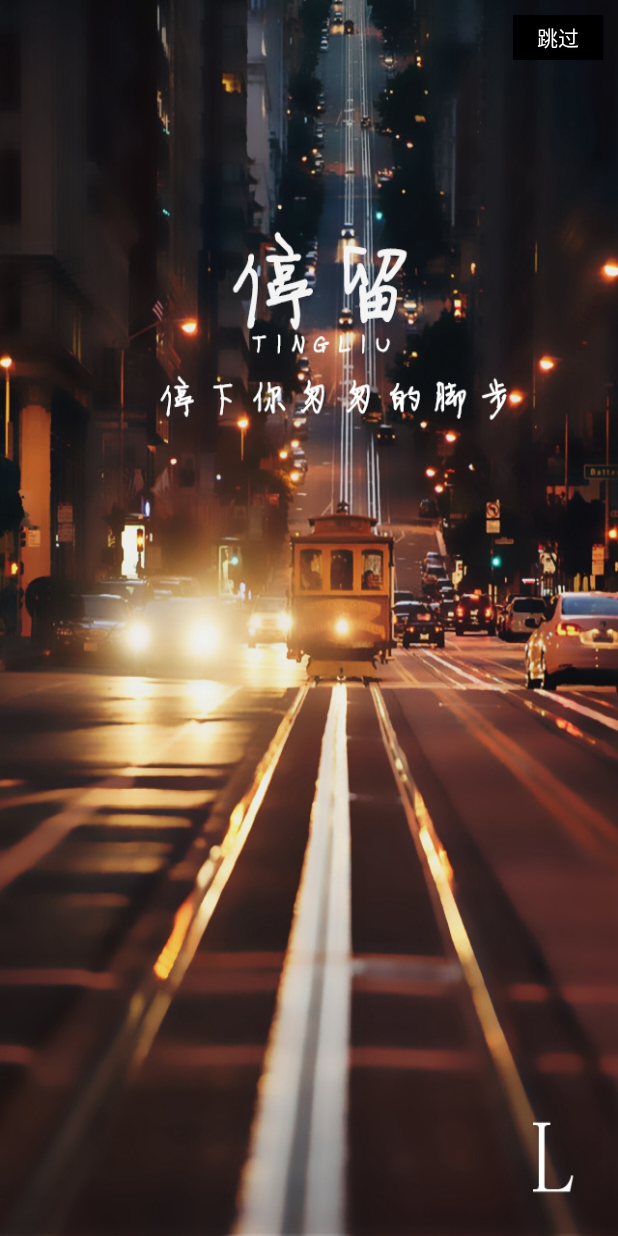
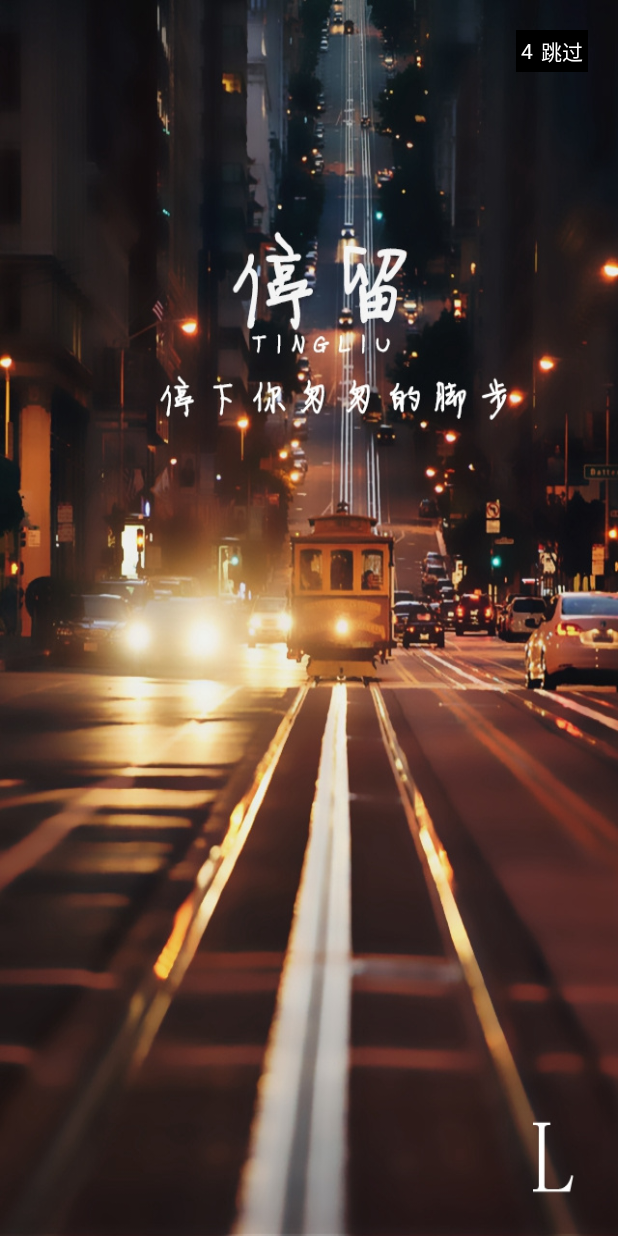
Before and after one commit to allenwithcj/ZXMS, an Android app: the first screen one second after launch (WelcomeActivity), on a phone screen of 412 x 824 dp. Run offline under Robolectric (Android 15) with nearby library versions, the phone set to English and light mode, and no system bars; our stand-ins replace ButterKnife, CircleImageView; libraries missing offline, so code that uses them is left out: com.baidu.location, com.baidu.mapapi; pictures from the network do not load; 6 statements that could not run were skipped.

Commit message:
添加bindview

```diff
--- a/app/src/main/java/com/zxms/CityActivity.java
+++ b/app/src/main/java/com/zxms/CityActivity.java
@@ -123,7 +123,7 @@ public class CityActivity extends BaseActivity implements View.OnClickListener {
         choice_city_name = (TextView) headView.findViewById(R.id.choice_city_name);
         btn_city_name.setOnClickListener(this);
 
-        locationCity = Constants.locationCity;
+        locationCity = Constants.LOCATIONCITY;
         if (!"".equals(locationCity) || !TextUtils.isEmpty(locationCity)) {
             choice_city_name.setText(locationCity);
         }
@@ -283,7 +283,7 @@ public class CityActivity extends BaseActivity implements View.OnClickListener {
 
     private void choiceCity(String city) {
         if (!TextUtils.isEmpty(city) || !"".equals(city)) {
-            Constants.locationCity = city;
+            Constants.LOCATIONCITY = city;
             Intent intent = new Intent();
             intent.putExtra("city", city);
             setResult(HomePageFragment.LOCAL_CITY, intent);
@@ -416,7 +416,7 @@ public class CityActivity extends BaseActivity implements View.OnClickListener {
 
     @Override
     public void setStatusBarColor() {
-        StatusBarUtil.setColor(this,getResources().getColor(Constants.mColor),0);
+        StatusBarUtil.setColor(this,getResources().getColor(Constants.COLOR),0);
     }
 
 }
--- a/app/src/main/java/com/zxms/ClipImageActivity.java
+++ b/app/src/main/java/com/zxms/ClipImageActivity.java
@@ -63,7 +63,7 @@ public class ClipImageActivity extends BaseActivity implements View.OnClickListe
             Log.e("android", "zoomedCropBitmap == null");
             return;
         }
-        Uri mSaveUri = Uri.fromFile(new File(getCacheDir(), Constants.userName + ".jpg"));
+        Uri mSaveUri = Uri.fromFile(new File(getCacheDir(), Constants.USERNAME + ".jpg"));
         if (mSaveUri != null) {
             OutputStream outputStream = null;
             try {
@@ -106,6 +106,6 @@ public class ClipImageActivity extends BaseActivity implements View.OnClickListe
 
     @Override
     public void setStatusBarColor() {
-        StatusBarUtil.setColor(this,getResources().getColor(Constants.mColor),0);
+        StatusBarUtil.setColor(this,getResources().getColor(Constants.COLOR),0);
     }
 }
--- a/app/src/main/java/com/zxms/LoginActivity.java
+++ b/app/src/main/java/com/zxms/LoginActivity.java
@@ -113,6 +113,6 @@ public class LoginActivity extends BaseActivity implements View.OnClickListener
 
     @Override
     public void setStatusBarColor() {
-        StatusBarUtil.setColor(this,getResources().getColor(Constants.mColor),0);
+        StatusBarUtil.setColor(this,getResources().getColor(Constants.COLOR),0);
     }
 }
--- a/app/src/main/java/com/zxms/MainActivity.java
+++ b/app/src/main/java/com/zxms/MainActivity.java
@@ -200,7 +200,7 @@ public class MainActivity extends BaseActivity implements View.OnClickListener {
                 Toast.makeText(context, "再按一次退出程序", Toast.LENGTH_SHORT).show();
                 exitTime = System.currentTimeMillis();
             } else {
-                Constants.isLogin = false;
+                Constants.ISLOGIN = false;
                 ActivityControl.finishAll();
             }
         }
@@ -305,6 +305,6 @@ public class MainActivity extends BaseActivity implements View.OnClickListener {
 
     @Override
     public void setStatusBarColor() {
-        StatusBarUtil.setColor(this,getResources().getColor(Constants.mColor),0);
+        StatusBarUtil.setColor(this,getResources().getColor(Constants.COLOR),0);
     }
 }
--- a/app/src/main/java/com/zxms/PicSelectorActivity.java
+++ b/app/src/main/java/com/zxms/PicSelectorActivity.java
@@ -56,6 +56,6 @@ public class PicSelectorActivity extends BaseActivity {
 
     @Override
     public void setStatusBarColor() {
-        StatusBarUtil.setColor(this,getResources().getColor(Constants.mColor),0);
+        StatusBarUtil.setColor(this,getResources().getColor(Constants.COLOR),0);
     }
 }
--- a/app/src/main/java/com/zxms/WelcomeActivity.java
+++ b/app/src/main/java/com/zxms/WelcomeActivity.java
@@ -7,8 +7,9 @@ import android.os.Bundle;
 import android.os.Handler;
 import android.support.design.widget.CoordinatorLayout;
 import android.view.View;
-import android.widget.Button;
 import android.widget.ImageView;
+import android.widget.LinearLayout;
+import android.widget.TextView;
 
 import com.zxms.utils.AsyncImageLoader;
 import com.zxms.utils.Constants;
@@ -22,14 +23,18 @@ import butterknife.OnClick;
 public class WelcomeActivity extends BaseActivity implements View.OnClickListener {
     @BindView(R.id.adv_img)
     ImageView mAdvImg;
-    @BindView(R.id.jump)
-    Button mJump;
     @BindView(R.id.view_need_offset)
     CoordinatorLayout mViewNeedOffset;
+    @BindView(R.id.second)
+    TextView mSecond;
+    @BindView(R.id.jump)
+    LinearLayout mJump;
 
     private String url = "http://img.hb.aicdn.com/bfa96d9facdde0a37f25ed66e5e0f70a87b6a7505fe0c-sXwrB0_fw658";
     private Context context;
     private AsyncImageLoader asyncImageLoader;
+    private int seconds = 5;
+    private Handler mHandler = new Handler();
 
 
     @Override
@@ -39,6 +44,7 @@ public class WelcomeActivity extends BaseActivity implements View.OnClickListene
         ButterKnife.bind(this);
         context = WelcomeActivity.this;
         asyncImageLoader = new AsyncImageLoader();
+        mSecond.setText(String.valueOf(seconds));
         showAdvertImg();
 
     }
@@ -50,23 +56,31 @@ public class WelcomeActivity extends BaseActivity implements View.OnClickListene
                 if (imageDrawable != null) {
                     mJump.setVisibility(View.VISIBLE);
                     mAdvImg.setBackgroundDrawable(imageDrawable);
-                    new Handler().postDelayed(new Runnable() {
-                        @Override
-                        public void run() {
-                            jump();
-                        }
-                    }, Constants.TIME);
-                }else{
+                } else {
                     mJump.setVisibility(View.VISIBLE);
                     mAdvImg.setBackgroundDrawable(getResources().getDrawable(R.drawable.welcome));
                 }
+                mHandler.postDelayed(runnable, Constants.ONESECOND);
             }
         });
 
     }
 
+    Runnable runnable = new Runnable() {
+        @Override
+        public void run() {
+            seconds --;
+            mHandler.postDelayed(this,Constants.ONESECOND);
+            if(seconds == 0){
+                jump();
+            }else{
+                mSecond.setText(String.valueOf(seconds));
+            }
+        }
+    };
 
-    @OnClick({R.id.jump})
+
+    @OnClick(R.id.jump)
     public void onClick(View v) {
         switch (v.getId()) {
             case R.id.jump:
@@ -76,6 +90,7 @@ public class WelcomeActivity extends BaseActivity implements View.OnClickListene
     }
 
     private void jump() {
+        mHandler.removeCallbacks(runnable);
         Intent intent = new Intent();
         intent.setClass(context, MainActivity.class);
         startActivity(intent);
@@ -84,6 +99,6 @@ public class WelcomeActivity extends BaseActivity implements View.OnClickListene
 
     @Override
     public void setStatusBarColor() {
-        StatusBarUtil.setTranslucentForImageView(this,0,mViewNeedOffset);
+        StatusBarUtil.setTranslucentForImageView(this, 0, mViewNeedOffset);
     }
 }
--- a/app/src/main/java/com/zxms/fragment/HomePageFragment.java
+++ b/app/src/main/java/com/zxms/fragment/HomePageFragment.java
@@ -614,7 +614,7 @@ public class HomePageFragment extends Fragment implements
         public void onReceiveLocation(BDLocation location) {
             if (null != location && location.getLocType() != BDLocation.TypeServerError) {
                 localCity = location.getCity();
-                Constants.locationCity = localCity;
+                Constants.LOCATIONCITY = localCity;
                 handler.sendMessage(handler.obtainMessage(0, localCity));
             }
         }
--- a/app/src/main/java/com/zxms/utils/Constants.java
+++ b/app/src/main/java/com/zxms/utils/Constants.java
@@ -9,9 +9,10 @@ import com.zxms.R;
 public class Constants {
     public static final String THIRDPARTYLOGIN = "thirdPartyLogin";
     public static final String LOCATION = "location";
-    public static boolean isLogin = false;
-    public static String userName = "";
-    public static String locationCity = "";
-    public static int TIME = 3000;
-    public static final int mColor = R.color.blue;
+    public static boolean ISLOGIN = false;
+    public static String USERNAME = "";
+    public static String LOCATIONCITY = "";
+    public static int TIME = 3000;//3秒
+    public static int ONESECOND = 1000;//1秒
+    public static final int COLOR = R.color.blue;
 }
--- a/app/src/main/res/layout/activity_homepage.xml
+++ b/app/src/main/res/layout/activity_homepage.xml
@@ -51,13 +51,10 @@
                 <ScrollView
                     android:layout_width="match_parent"
                     android:layout_height="match_parent">
-
                 <LinearLayout
                     android:layout_width="match_parent"
                     android:layout_height="wrap_content"
                     android:orientation="vertical">
-
-
                     <RelativeLayout
                         android:layout_width="match_parent"
                         android:layout_height="200dp">
--- a/app/src/main/res/layout/activity_welcome.xml
+++ b/app/src/main/res/layout/activity_welcome.xml
@@ -9,18 +9,32 @@
             android:layout_width="match_parent"
             android:layout_height="match_parent"/>
 
-        <Button
-            android:layout_width="60dp"
-            android:layout_height="30dp"
+    <LinearLayout
+        android:id="@+id/jump"
+        android:layout_width="wrap_content"
+        android:layout_height="wrap_content"
+        android:background="@color/black"
+        android:layout_alignParentTop="true"
+        android:layout_alignParentRight="true"
+        android:gravity="center"
+        android:layout_margin="20dp"
+        android:padding="3dp"
+        android:visibility="gone">
+
+        <TextView
+            android:id="@+id/second"
+            android:layout_width="wrap_content"
+            android:layout_height="wrap_content"
+            android:layout_gravity="center"
+            android:textColor="@color/white"/>
+        <TextView
+            android:layout_width="wrap_content"
+            android:layout_height="wrap_content"
             android:text="@string/jump"
-            android:layout_alignParentTop="true"
-            android:layout_alignParentRight="true"
-            android:layout_margin="10dp"
-            android:textColor="@color/white"
-            android:background="@color/black"
-            android:id="@+id/jump"
-            android:visibility="gone"/>
-
+            android:layout_marginLeft="5dp"
+            android:layout_gravity="center"
+            android:textColor="@color/white"/>
+    </LinearLayout>
 
     <android.support.design.widget.CoordinatorLayout
         android:id="@+id/view_need_offset"
@@ -28,8 +42,6 @@
         android:layout_height="match_parent"
         android:layout_alignParentTop="true"
         android:layout_alignParentLeft="true"
-        android:layout_alignParentStart="true"
-        android:layout_marginLeft="27dp"
-        android:layout_marginStart="27dp">
+        android:layout_alignParentStart="true">
     </android.support.design.widget.CoordinatorLayout>
 </RelativeLayout>
```
Also changed, not shown: app/src/main/java/com/zxms/adapter/RefreshAdapter.java (added, +165 -0 lines), app/src/main/java/com/zxms/fragment/MyFragment.java (+4 -4 lines), app/src/main/java/com/zxms/view/RefreshItemDecoration.java (added, +99 -0 lines), app/src/main/res/layout/activity_refresh_headview.xml (added, +19 -0 lines), app/src/main/res/layout/activity_refresh_loadmore.xml (added, +38 -0 lines).
